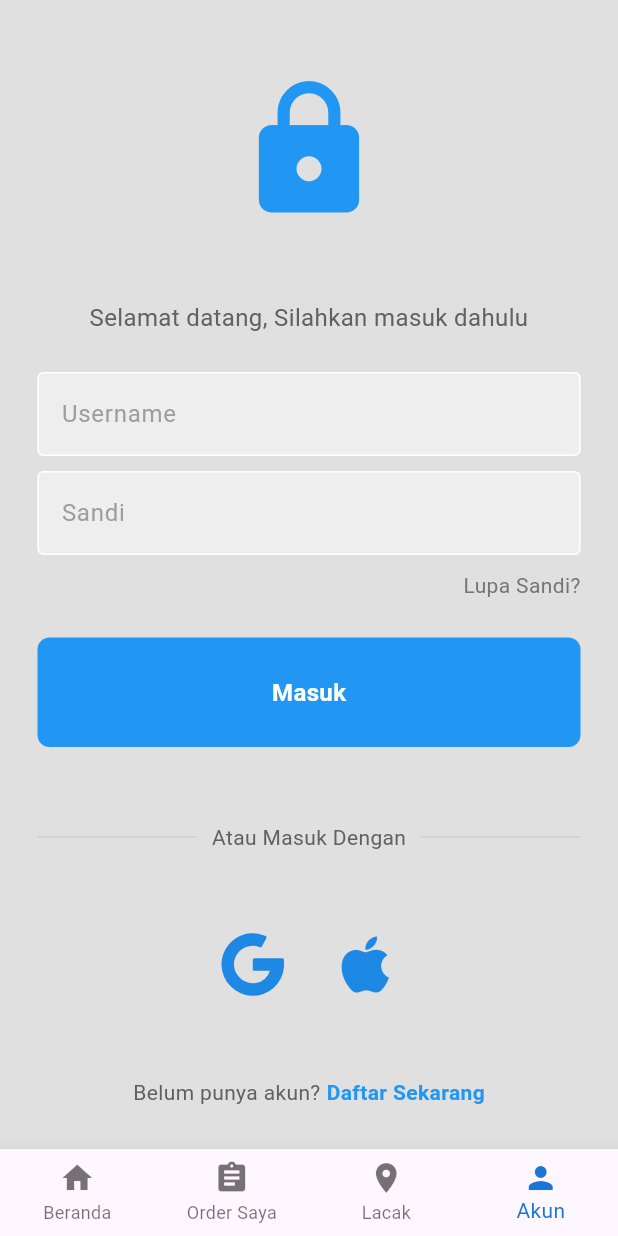
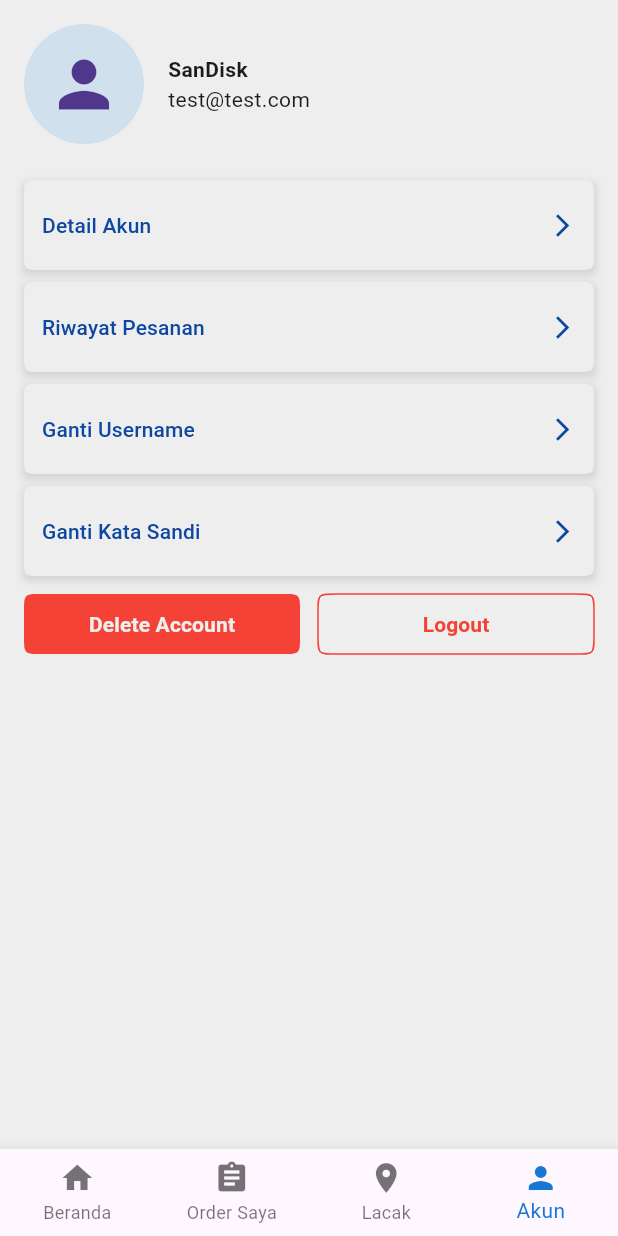
Before and after one commit to Vrits/cargo_app, a Flutter app: the screen it shows after launch, item 4 of the bottom bar chosen, on a phone screen of 412 x 824 dp. Run offline on Flutter 3.47's test engine with Material 3 defaults, Android fonts, the phone set to English and light mode, and no system bars; our stand-ins replace flutter_map, flutter_svg, latlong2.

Commit message:
feat: added logged in pages

```diff
--- a/lib/main.dart
+++ b/lib/main.dart
@@ -14,6 +14,8 @@ void main() {
           backgroundColor: Colors.blue[600]),
       textButtonTheme: TextButtonThemeData(
           style: ButtonStyle(
+        overlayColor: MaterialStateProperty.all<Color>(
+            const Color.fromARGB(50, 25, 118, 210)),
         foregroundColor: MaterialStatePropertyAll<Color>(
             const Color.fromRGBO(30, 136, 229, 1)),
         shape: MaterialStatePropertyAll<ContinuousRectangleBorder>(
--- /dev/null
+++ b/lib/pages/Akun/account.dart
@@ -0,0 +1,40 @@
+import 'package:cargo_app/pages/Akun/logged_in.dart';
+import 'package:cargo_app/pages/Akun/login_page.dart';
+import 'package:flutter/material.dart';
+
+class Account extends StatefulWidget {
+  const Account({super.key});
+
+  @override
+  State<Account> createState() => _AccountState();
+}
+
+class _AccountState extends State<Account> {
+  bool isLoggedIn = true;
+  String username = 'SanDisk';
+
+  void loginHandler(bool status) {
+    setState(() {
+      isLoggedIn = status;
+    });
+  }
+
+  void changeUsername(String user) {
+    setState(() {
+      username = user;
+    });
+  }
+
+  @override
+  Widget build(BuildContext context) {
+    return isLoggedIn
+        ? LoggedIn(
+            loginHandler: loginHandler,
+            username: username,
+          )
+        : LoginPage(
+            loginHandler: loginHandler,
+            changeUsername: changeUsername,
+          );
+  }
+}
--- /dev/null
+++ b/lib/pages/Akun/logged_in.dart
@@ -0,0 +1,140 @@
+import 'package:flutter/material.dart';
+
+class LoggedIn extends StatelessWidget {
+  final String username;
+  final Function(bool) loginHandler;
+  const LoggedIn(
+      {super.key, required this.loginHandler, required this.username});
+
+  @override
+  Widget build(BuildContext context) {
+    return Scaffold(
+      body: SafeArea(
+          child: Container(
+        padding: EdgeInsets.all(16),
+        color: Colors.grey[200],
+        child: Column(
+          crossAxisAlignment: CrossAxisAlignment.stretch,
+          children: [
+            Row(
+              children: [
+                CircleAvatar(
+                  maxRadius: 40,
+                  backgroundColor: const Color.fromARGB(35, 30, 136, 229),
+                  child: Icon(
+                    Icons.person,
+                    size: 50,
+                  ),
+                ),
+                Container(
+                  padding: EdgeInsets.all(16),
+                  child: Column(
+                    crossAxisAlignment: CrossAxisAlignment.start,
+                    children: [
+                      Text(
+                        username,
+                        style: TextStyle(fontWeight: FontWeight.bold),
+                      ),
+                      Text('test@test.com'),
+                    ],
+                  ),
+                ),
+              ],
+            ),
+            SizedBox(
+              height: 24,
+            ),
+            AccountButton('Detail Akun'),
+            // Text('Detail Akun'),
+            AccountButton('Riwayat Pesanan'),
+            AccountButton('Ganti Username'),
+            AccountButton('Ganti Kata Sandi'),
+            Row(
+              mainAxisAlignment: MainAxisAlignment.spaceBetween,
+              children: [
+                Expanded(
+                  child: TextButton(
+                      style: ButtonStyle(
+                          overlayColor: MaterialStateProperty.all<Color>(
+                              const Color.fromRGBO(211, 47, 47, 1)),
+                          backgroundColor:
+                              MaterialStatePropertyAll<Color>(Colors.red)),
+                      onPressed: () {},
+                      child: Text(
+                        'Delete Account',
+                        style: TextStyle(
+                            color: Colors.grey[200],
+                            fontWeight: FontWeight.bold),
+                      )),
+                ),
+                SizedBox(
+                  width: 12,
+                ),
+                Expanded(
+                  child: TextButton(
+                      style: ButtonStyle(
+                        overlayColor: MaterialStateProperty.all<Color>(
+                            Color.fromARGB(20, 0, 0, 0)),
+                        shape: MaterialStateProperty.all(
+                          ContinuousRectangleBorder(
+                            borderRadius: BorderRadius.circular(
+                                12), // Set the border radius
+                            side: BorderSide(
+                                color: Colors.red,
+                                width: 1), // Set the border color and width
+                          ),
+                        ),
+                      ),
+                      onPressed: () {
+                        loginHandler(false);
+                      },
+                      child: Text(
+                        'Logout',
+                        style: TextStyle(
+                            color: Colors.red, fontWeight: FontWeight.bold),
+                      )),
+                ),
+              ],
+            )
+          ],
+        ),
+      )),
+    );
+  }
+
+  Container AccountButton(String e) {
+    return Container(
+      // color: Colors.grey[300],
+      margin: EdgeInsets.only(bottom: 8),
+      decoration: BoxDecoration(boxShadow: [
+        BoxShadow(
+          color: Color.fromARGB(30, 0, 0, 0),
+          offset: Offset(0, 2),
+          blurRadius: 4,
+          spreadRadius: 1,
+        ),
+      ]),
+      child: TextButton(
+          style: ButtonStyle(
+              backgroundColor: MaterialStatePropertyAll<Color>(
+                  const Color.fromRGBO(238, 238, 238, 1))),
+          onPressed: () {},
+          child: Container(
+            padding: EdgeInsets.symmetric(vertical: 12),
+            child: Row(
+              mainAxisAlignment: MainAxisAlignment.spaceBetween,
+              children: [
+                Text(
+                  e,
+                  style: TextStyle(color: Colors.blue[900]),
+                ),
+                Icon(
+                  Icons.arrow_forward_ios_sharp,
+                  color: Colors.blue[900],
+                )
+              ],
+            ),
+          )),
+    );
+  }
+}
--- a/lib/pages/Akun/login_page.dart
+++ b/lib/pages/Akun/login_page.dart
@@ -8,14 +8,22 @@ import 'package:flutter_svg/flutter_svg.dart';
 // import 'package:modernlogintute/components/square_tile.dart';
 
 class LoginPage extends StatelessWidget {
-  LoginPage({super.key});
+  final Function(bool) loginHandler;
+  final Function(String) changeUsername;
+
+  LoginPage(
+      {super.key, required this.loginHandler, required this.changeUsername});
 
   // text editing controllers
   final usernameController = TextEditingController();
   final passwordController = TextEditingController();
 
   // sign user in method
-  void signUserIn() {}
+  void signUserIn() {
+    loginHandler(true);
+    // print(usernameController.text);
+    changeUsername(usernameController.text);
+  }
 
   @override
   Widget build(BuildContext context) {
--- a/lib/pages/Home/navbar.dart
+++ b/lib/pages/Home/navbar.dart
@@ -1,6 +1,6 @@
+import 'package:cargo_app/pages/Akun/account.dart';
 import 'package:cargo_app/pages/Home/home.dart';
 import 'package:cargo_app/pages/Lacak/lacak.dart';
-import 'package:cargo_app/pages/Akun/login_page.dart';
 import 'package:cargo_app/pages/Order/Order.dart';
 import 'package:flutter/material.dart';
 import 'package:flutter/services.dart';
@@ -31,7 +31,7 @@ class _HomeState extends State<NavBar> {
       Home(onItemTapped: _onItemTapped),
       Order(),
       Lacak(),
-      LoginPage()
+      Account()
     ];
     return Scaffold(
         bottomNavigationBar: BottomNavigationBar(
```
